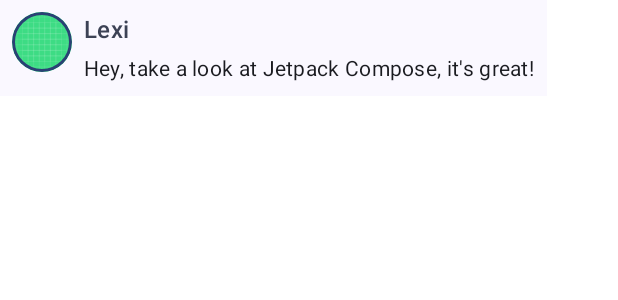
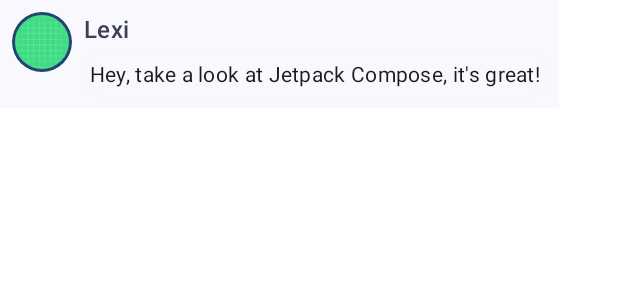
Before and after one commit to muttaqinrizal/ComposeTutorial, an Android app built with Jetpack Compose: the @Preview function PreviewMessageCard, on a phone screen of 412 x 824 dp. Shown: the top 300 px of the screen. Run offline under Robolectric (Android 15) with nearby library versions, the phone set to English and light mode, and no system bars.

Commit message:
add shapes

```diff
--- a/app/src/main/java/com/example/composetutorial/MainActivity.kt
+++ b/app/src/main/java/com/example/composetutorial/MainActivity.kt
@@ -62,7 +62,13 @@ fun MessageCard(msg: Message){
                 style = MaterialTheme.typography.titleMedium
             )
             Spacer(modifier = Modifier.height(4.dp))
-            Text(text = msg.body, style = MaterialTheme.typography.bodyMedium)
+            Surface(shape = MaterialTheme.shapes.medium, shadowElevation = 1.dp) {
+                Text(
+                    text = msg.body,
+                    modifier = Modifier.padding(all = 4.dp),
+                    style = MaterialTheme.typography.bodyMedium)
+            }
+
         }
     }
 
```
